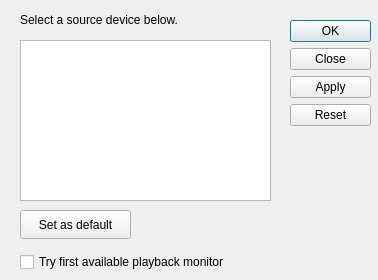
This is src/qprojectM-pulseaudio/PulseDeviceChooserDialog.ui in projectM-visualizer/projectm as Qt 5 draws it before an edit. The edited form follows.
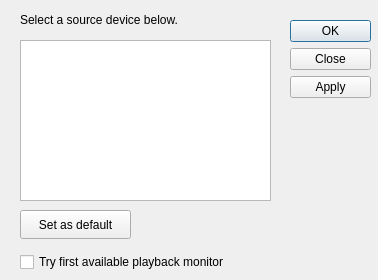
This is the edited form.

Commit message: small changes and cleanups in qpulse port. attempting to change vector to hash of device source list on next commit

Diff of the .ui file:
```diff
--- a/src/qprojectM-pulseaudio/PulseDeviceChooserDialog.ui
+++ b/src/qprojectM-pulseaudio/PulseDeviceChooserDialog.ui
@@ -25,7 +25,7 @@
     <enum>Qt::Vertical</enum>
    </property>
    <property name="standardButtons" >
-    <set>QDialogButtonBox::Apply|QDialogButtonBox::Close|QDialogButtonBox::NoButton|QDialogButtonBox::Ok|QDialogButtonBox::Reset</set>
+    <set>QDialogButtonBox::Apply|QDialogButtonBox::Close|QDialogButtonBox::NoButton|QDialogButtonBox::Ok</set>
    </property>
   </widget>
   <widget class="QCheckBox" name="tryFirstPlayBackMonitorCheckBox" >
```
The commit also changes 1 other file.
